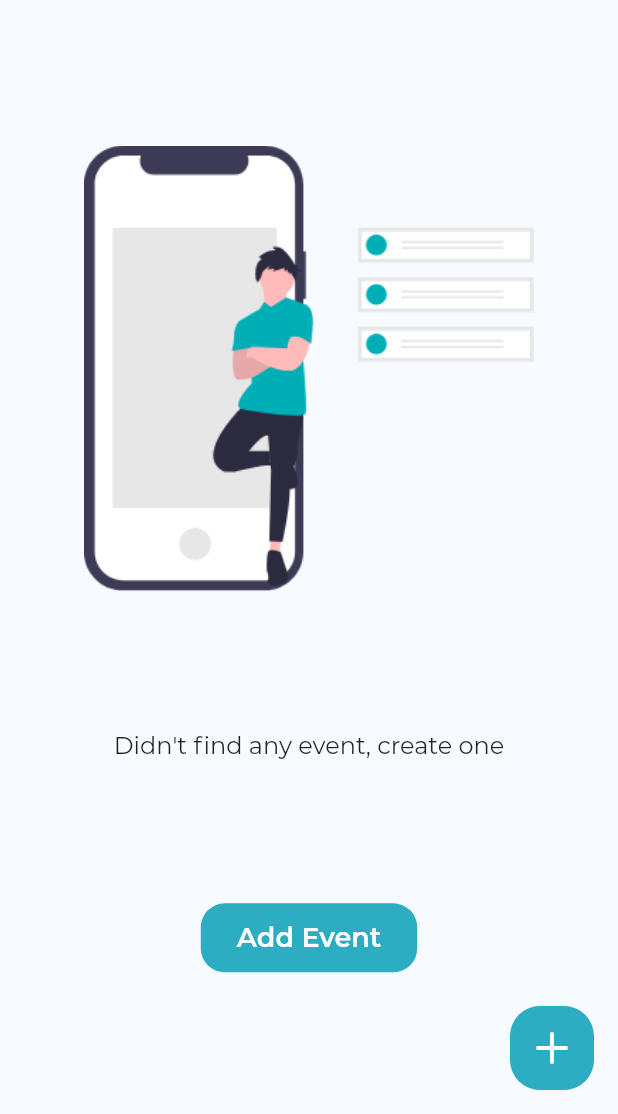
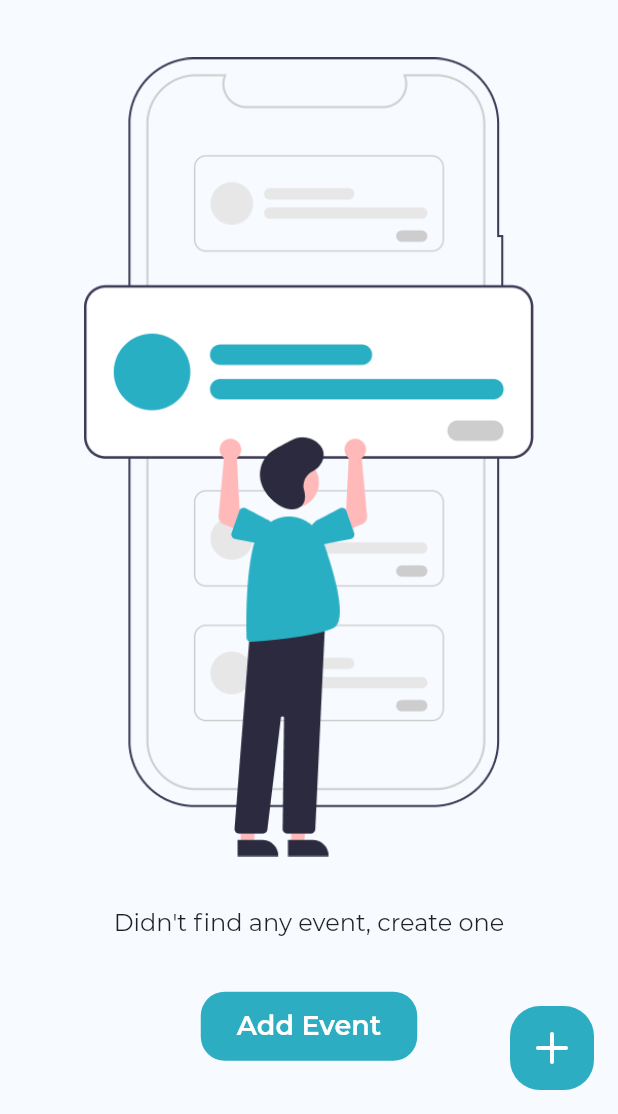
Before and after one commit to Runbhumi/Runbhumi, a Flutter app: the ExploreEvents screen opened directly, on a phone screen of 412 x 824 dp, the part 122-1236 px from its top. Run offline on Flutter 3.47's test engine with Material 2 defaults, Android fonts, the phone set to English and light mode, and no system bars; our stand-ins replace bubble_tab_indicator, cloud_firestore, datetime_picker_formfield, firebase_auth, firebase_core, firebase_messaging and 9 more; missing offline and left inert: connectivity_wrapper; accounts and stored records are empty; project files that could hold a hidden picture were left out.

Commit message:
changed illustration in events page

```diff
--- a/lib/view/Explore Events/exploreEvents.dart
+++ b/lib/view/Explore Events/exploreEvents.dart
@@ -597,7 +597,7 @@ class ExploreEventEmptyState extends StatelessWidget {
         mainAxisAlignment: MainAxisAlignment.spaceEvenly,
         children: [
           Center(
-            child: Image.asset("assets/notification.png", width: 300),
+            child: Image.asset("assets/post_online.png", width: 300),
           ),
           Text(
             "Didn't find any event, create one",
```
